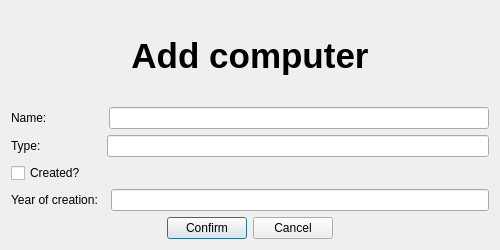
Old version of the form Vika3nytt/dialogaddcom.ui in the repository sabbisun/Vika3nytt.
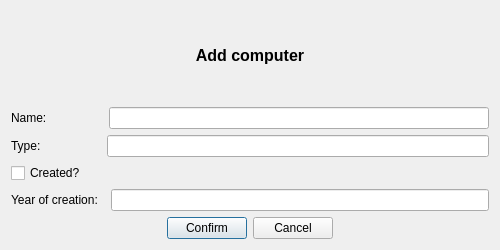
New version of the form.

```diff
--- a/Vika3nytt/dialogaddcom.ui
+++ b/Vika3nytt/dialogaddcom.ui
@@ -23,10 +23,11 @@
        <weight>75</weight>
        <italic>false</italic>
        <bold>true</bold>
+       <kerning>false</kerning>
       </font>
      </property>
      <property name="text">
-      <string>&lt;html&gt;&lt;head/&gt;&lt;body&gt;&lt;p&gt;&lt;span style=&quot; font-size:26pt;&quot;&gt;Add computer&lt;/span&gt;&lt;/p&gt;&lt;/body&gt;&lt;/html&gt;</string>
+      <string>&lt;html&gt;&lt;head/&gt;&lt;body&gt;&lt;p&gt;&lt;span style=&quot; font-size:12pt;&quot;&gt;Add computer&lt;/span&gt;&lt;/p&gt;&lt;/body&gt;&lt;/html&gt;</string>
      </property>
      <property name="textFormat">
       <enum>Qt::RichText</enum>
```
